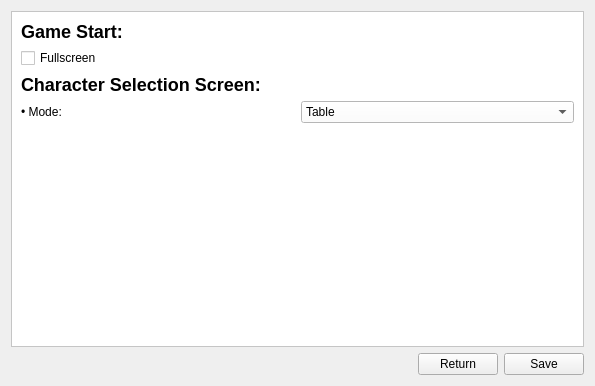
SamuelPossamai/SimpleGameOfMine, file forms/configurationscreen.ui: the form before one commit.
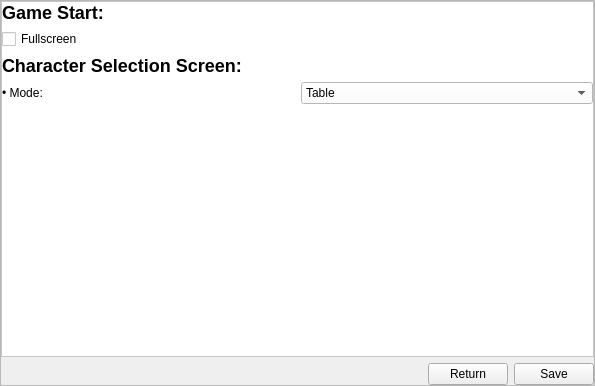
The form after the commit.

What changed in the file:
```diff
--- a/forms/configurationscreen.ui
+++ b/forms/configurationscreen.ui
@@ -17,7 +17,46 @@
    <string notr="true"/>
   </property>
   <layout class="QGridLayout" name="gridLayout">
+   <property name="leftMargin">
+    <number>0</number>
+   </property>
+   <property name="topMargin">
+    <number>0</number>
+   </property>
+   <property name="rightMargin">
+    <number>0</number>
+   </property>
+   <property name="bottomMargin">
+    <number>0</number>
+   </property>
+   <property name="horizontalSpacing">
+    <number>0</number>
+   </property>
    <item row="0" column="0">
+    <widget class="QFrame" name="frame">
+     <property name="accessibleName">
+      <string>Settings</string>
+     </property>
+     <property name="frameShape">
+      <enum>QFrame::StyledPanel</enum>
+     </property>
+     <property name="frameShadow">
+      <enum>QFrame::Raised</enum>
+     </property>
+     <layout class="QVBoxLayout" name="verticalLayout_2">
+      <property name="leftMargin">
+       <number>0</number>
+      </property>
+      <property name="topMargin">
+       <number>0</number>
+      </property>
+      <property name="rightMargin">
+       <number>0</number>
+      </property>
+      <property name="bottomMargin">
+       <number>0</number>
+      </property>
+      <item>
     <widget class="QScrollArea" name="scrollArea">
      <property name="styleSheet">
       <string notr="true">background-color: rgb(255, 255, 255);</string>
@@ -30,11 +69,23 @@
        <rect>
         <x>0</x>
         <y>0</y>
-        <width>579</width>
-        <height>328</height>
+           <width>587</width>
+           <height>337</height>
        </rect>
       </property>
       <layout class="QVBoxLayout" name="verticalLayout">
+          <property name="leftMargin">
+           <number>0</number>
+          </property>
+          <property name="topMargin">
+           <number>0</number>
+          </property>
+          <property name="rightMargin">
+           <number>0</number>
+          </property>
+          <property name="bottomMargin">
+           <number>0</number>
+          </property>
        <item>
         <widget class="QLabel" name="label_3">
          <property name="text">
@@ -102,7 +153,7 @@
      </widget>
     </widget>
    </item>
-   <item row="1" column="0">
+      <item>
     <layout class="QHBoxLayout" name="horizontalLayout">
      <item>
       <spacer name="horizontalSpacer">
@@ -132,6 +183,9 @@
       </widget>
      </item>
     </layout>
+      </item>
+     </layout>
+    </widget>
    </item>
   </layout>
  </widget>
```
Left out of the diff: 12 changed lines with no effect on the pictures. Lines whose indentation alone changed are shown as unchanged.
